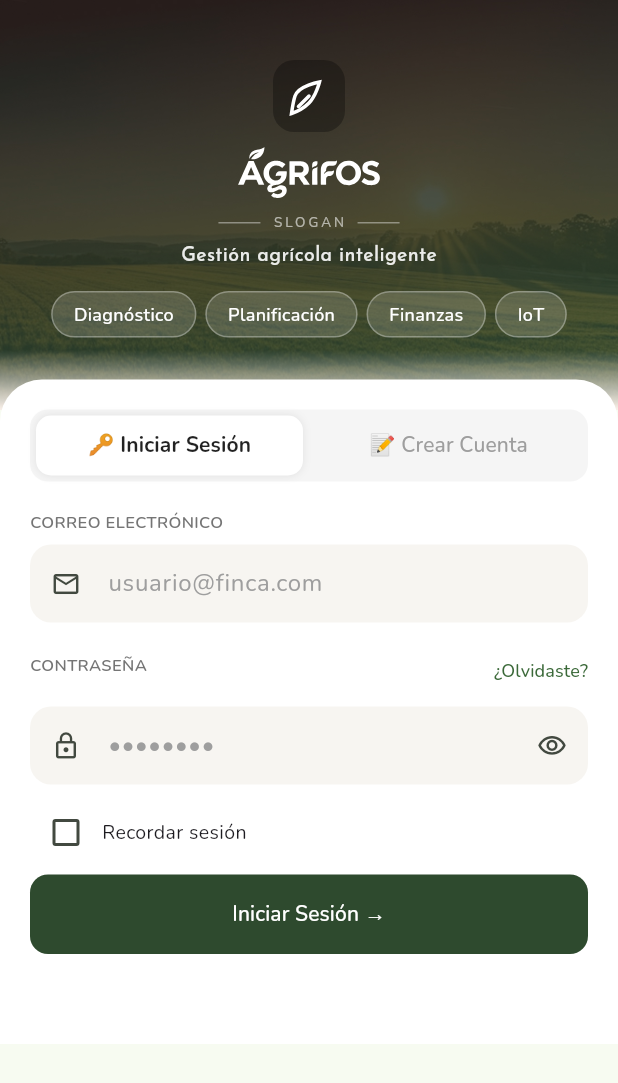
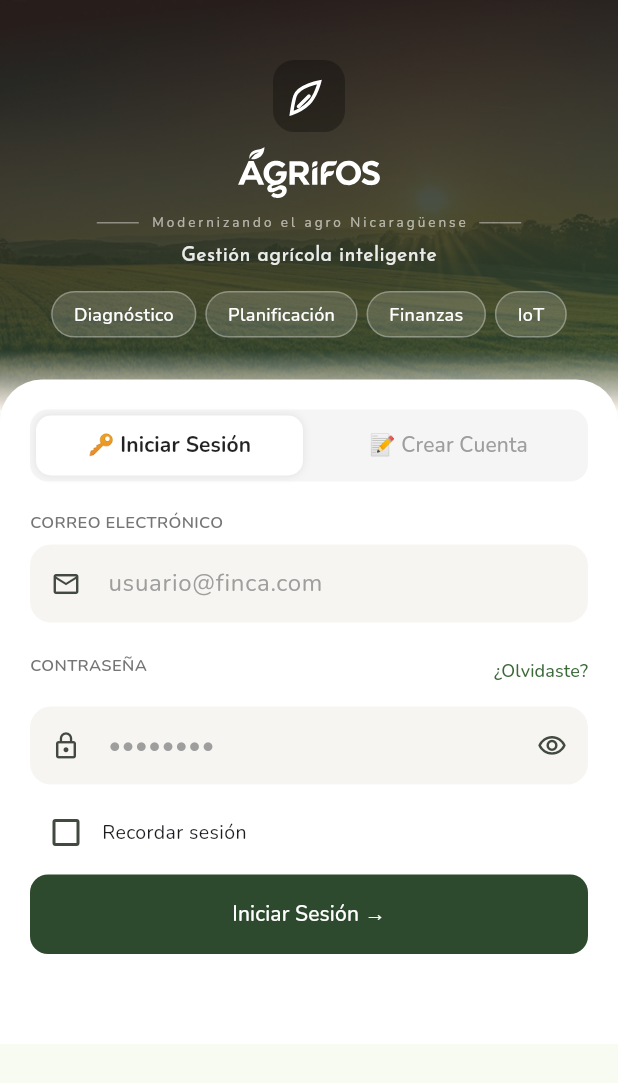
Before and after one commit to ferjovel06/Agrifos-Pre-Hackathon, a Flutter app: the screen it shows after launch, on a phone screen of 412 x 824 dp. Shown: the top 1083 px of the screen. Run offline on Flutter 3.47's test engine with Material 3 defaults, Android fonts, the phone set to English and light mode, and no system bars; our stand-ins replace flutter_dotenv, flutter_map, flutter_svg, geocoding, geolocator, google_fonts and 2 more; missing offline and left inert: flutter_serial_communication; accounts and stored records are empty.

Commit message:
fix(auth): update slogan

```diff
--- a/app_flutter/lib/presentation/auth/auth_screen.dart
+++ b/app_flutter/lib/presentation/auth/auth_screen.dart
@@ -97,7 +97,7 @@ class _Hero extends StatelessWidget {
               Padding(
                 padding: const EdgeInsets.symmetric(horizontal: 8),
                 child: Text(
-                  'SLOGAN',
+                  'Modernizando el agro Nicaragüense',
                   style: TextStyle(
                     color: Colors.white.withValues(alpha: 0.6),
                     fontSize: 9,
```
Also changed, not shown: 1 other file.
